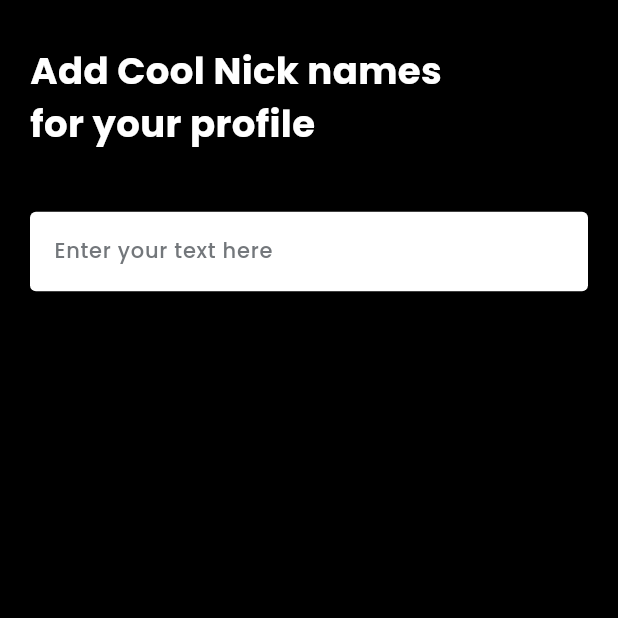
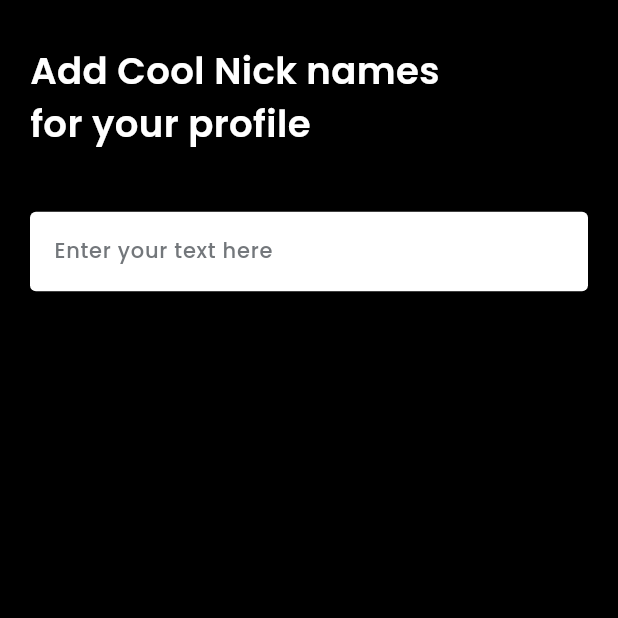
Before and after one commit to Imran200216/marvelapp, a Flutter app: the UserGuestNicknameDetailsScreen screen opened directly, on a phone screen of 412 x 824 dp, the top half of it. Run offline on Flutter 3.47's test engine with Material 3 defaults, Android fonts, the light colour scheme and no system bars; our stand-ins replace cached_network_image, carousel_slider, connectivity_plus, dotted_border, flutter_svg, loading_animation_widget and 2 more; missing offline and left inert: neopop; network calls fail.

Commit message:
small changes added to style.

```diff
--- a/lib/screens/details_screens/user_guest_nickname_details_screen.dart
+++ b/lib/screens/details_screens/user_guest_nickname_details_screen.dart
@@ -32,7 +32,7 @@ class UserGuestNicknameDetailsScreen extends StatelessWidget {
                 style: TextStyle(
                   fontFamily: "Poppins",
                   fontSize: size.width * 0.060,
-                  fontWeight: FontWeight.w700,
+                  fontWeight: FontWeight.w600,
                   color: AppColors.secondaryColor,
                 ),
               ),
```
